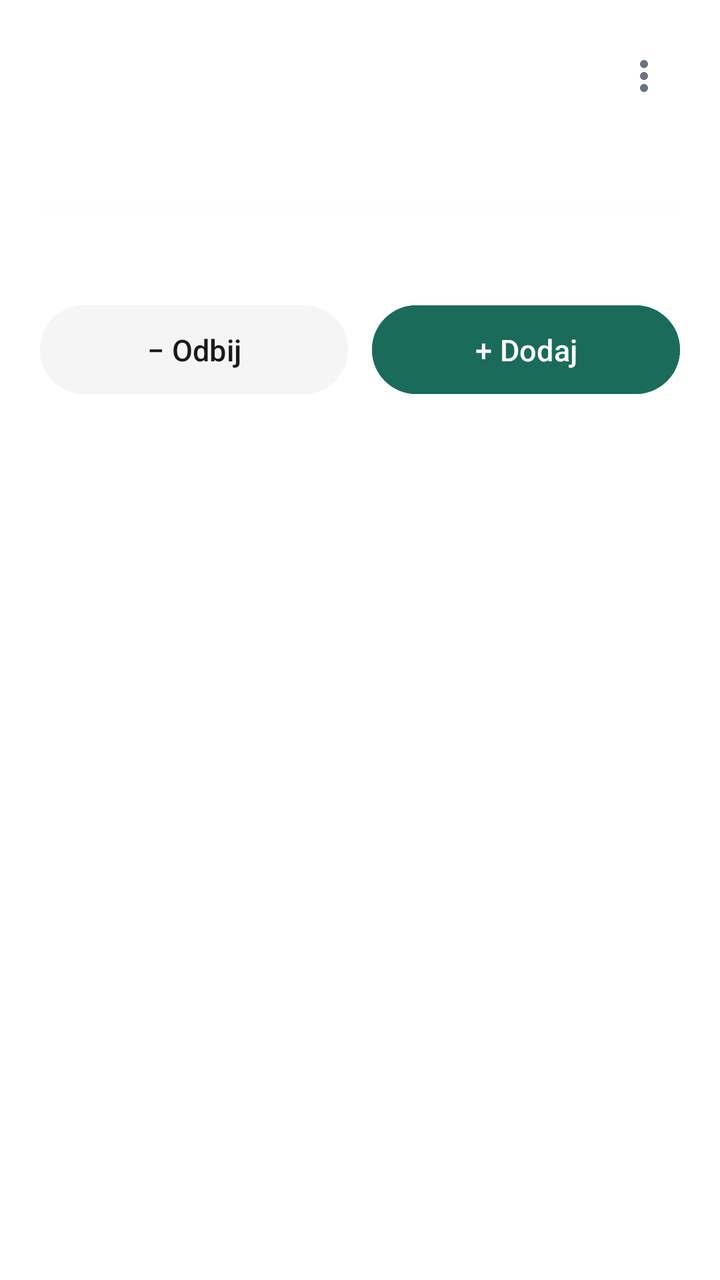
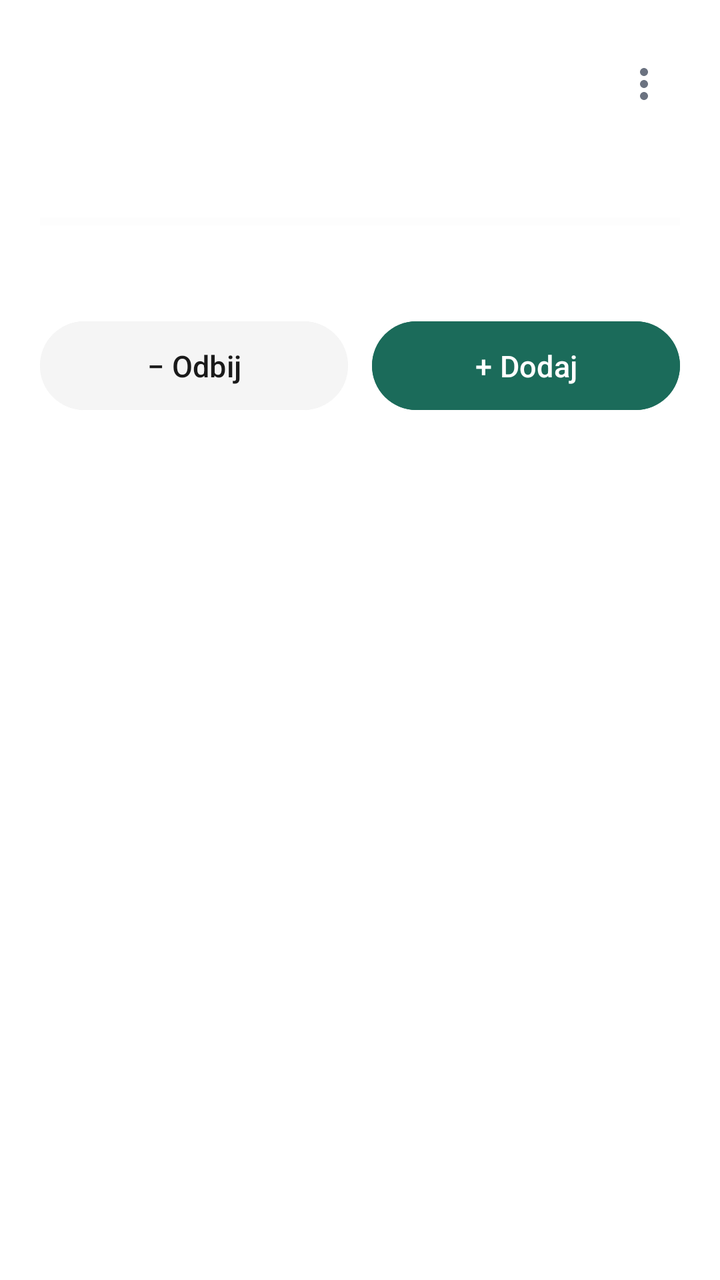

Compare the two renders of this Android layout. The source of the first and the diff that turns it into the second are given below.
<!-- AndroidManifest.xml: application theme Theme.FinFlow -->
<!-- res/layout/item_cilj.xml -->
<?xml version="1.0" encoding="utf-8"?>
<LinearLayout xmlns:android="http://schemas.android.com/apk/res/android"
    android:layout_width="match_parent"
    android:layout_height="wrap_content"
    android:orientation="vertical"
    android:background="@color/bela"
    android:padding="20dp"
    android:layout_marginBottom="12dp">

    <LinearLayout
        android:layout_width="match_parent"
        android:layout_height="wrap_content"
        android:orientation="horizontal"
        android:gravity="center_vertical">

        <TextView
            android:id="@+id/tv_cilj_naslov"
            android:layout_width="0dp"
            android:layout_height="wrap_content"
            android:layout_weight="1"
            android:textColor="@color/besediloTemno"
            android:textSize="18sp"
            android:textStyle="bold" />

        <ImageButton
            android:id="@+id/btn_more"
            android:layout_width="36dp"
            android:layout_height="36dp"
            android:background="?attr/selectableItemBackgroundBorderless"
            android:src="@drawable/ic_more_vert"
            android:contentDescription="Možnosti" />

    </LinearLayout>

    <LinearLayout
        android:layout_width="match_parent"
        android:layout_height="wrap_content"
        android:orientation="horizontal"
        android:layout_marginTop="8dp">

        <TextView
            android:id="@+id/tv_cilj_znesek"
            android:layout_width="0dp"
            android:layout_height="wrap_content"
            android:layout_weight="1"
            android:textColor="@color/besediloSivo"
            android:textSize="16sp" />

        <TextView
            android:id="@+id/tv_cilj_odstotek"
            android:layout_width="wrap_content"
            android:layout_height="wrap_content"
            android:textColor="@color/zelena"
            android:textSize="16sp"
            android:textStyle="bold" />

    </LinearLayout>

    <ProgressBar
        android:id="@+id/pb_cilj"
        style="?android:attr/progressBarStyleHorizontal"
        android:layout_width="match_parent"
        android:layout_height="14dp"
        android:layout_marginTop="10dp"
        android:progress="0"
        android:max="100"
        android:progressTint="@color/zelena"
        android:progressBackgroundTint="@color/sivaKartica" />

    <TextView
        android:id="@+id/tv_cilj_preostalo"
        android:layout_width="wrap_content"
        android:layout_height="wrap_content"
        android:textColor="@color/besediloSivo"
        android:textSize="14sp"
        android:layout_marginTop="6dp" />

    <LinearLayout
        android:layout_width="match_parent"
        android:layout_height="wrap_content"
        android:orientation="horizontal"
        android:layout_marginTop="14dp">

        <Button
            android:id="@+id/btn_cilj_odbij"
            android:layout_width="0dp"
            android:layout_height="wrap_content"
            android:layout_weight="1"
            android:text="− Odbij"
            android:textSize="15sp"
            android:padding="12dp"
            android:backgroundTint="@color/sivaKartica"
            android:textColor="@color/besediloTemno"
            android:layout_marginEnd="6dp" />

        <Button
            android:id="@+id/btn_cilj_dodaj"
            android:layout_width="0dp"
            android:layout_height="wrap_content"
            android:layout_weight="1"
            android:text="+ Dodaj"
            android:textSize="15sp"
            android:padding="12dp"
            android:backgroundTint="@color/zelena"
            android:textColor="@color/bela"
            android:layout_marginStart="6dp" />

    </LinearLayout>

</LinearLayout>
<!-- resources referenced by this layout -->
<resources>
  <color name="bela">#FFFFFF</color>
  <color name="besediloSivo">#6B7280</color>
  <color name="besediloTemno">#1A1A1A</color>
  <color name="sivaKartica">#F5F5F5</color>
  <color name="zelena">#1B6B5A</color>
  <!-- drawable ic_more_vert (drawable) -->
  <?xml version="1.0" encoding="utf-8"?>
  <vector xmlns:android="http://schemas.android.com/apk/res/android"
      android:width="24dp"
      android:height="24dp"
      android:viewportWidth="24"
      android:viewportHeight="24">
      <path
          android:fillColor="@color/besediloSivo"
          android:pathData="M12,8c1.1,0 2,-0.9 2,-2s-0.9,-2 -2,-2 -2,0.9 -2,2 0.9,2 2,2zM12,10c-1.1,0 -2,0.9 -2,2s0.9,2 2,2 2,-0.9 2,-2 -0.9,-2 -2,-2zM12,16c-1.1,0 -2,0.9 -2,2s0.9,2 2,2 2,-0.9 2,-2 -0.9,-2 -2,-2z"/>
  </vector>
  <style name="Theme.FinFlow" parent="Base.Theme.FinFlow" />
  <style name="Base.Theme.FinFlow" parent="Theme.Material3.DayNight.NoActionBar">
          
          
      </style>
</resources>

<!-- the commit's change to res/layout/item_cilj.xml (unified diff, before → after) -->
@@ -13,14 +13,29 @@
         android:orientation="horizontal"
         android:gravity="center_vertical">
 
-        <TextView
-            android:id="@+id/tv_cilj_naslov"
+        <LinearLayout
             android:layout_width="0dp"
             android:layout_height="wrap_content"
             android:layout_weight="1"
-            android:textColor="@color/besediloTemno"
-            android:textSize="18sp"
-            android:textStyle="bold" />
+            android:orientation="vertical">
+
+            <TextView
+                android:id="@+id/tv_cilj_naslov"
+                android:layout_width="wrap_content"
+                android:layout_height="wrap_content"
+                android:textColor="@color/besediloTemno"
+                android:textSize="18sp"
+                android:textStyle="bold" />
+
+            <TextView
+                android:id="@+id/tv_cilj_kategorija"
+                android:layout_width="wrap_content"
+                android:layout_height="wrap_content"
+                android:textColor="@color/besediloSivo"
+                android:textSize="13sp"
+                android:layout_marginTop="2dp" />
+
+        </LinearLayout>
 
         <ImageButton
             android:id="@+id/btn_more"
@@ -28,7 +43,7 @@
             android:layout_height="36dp"
             android:background="?attr/selectableItemBackgroundBorderless"
             android:src="@drawable/ic_more_vert"
-            android:contentDescription="Možnosti" />
+            android:contentDescription="@string/moznosti" />
 
     </LinearLayout>
 
@@ -86,7 +101,7 @@
             android:layout_width="0dp"
             android:layout_height="wrap_content"
             android:layout_weight="1"
-            android:text="− Odbij"
+            android:text="@string/cilj_gumb_odbij_item"
             android:textSize="15sp"
             android:padding="12dp"
             android:backgroundTint="@color/sivaKartica"
@@ -98,7 +113,7 @@
             android:layout_width="0dp"
             android:layout_height="wrap_content"
             android:layout_weight="1"
-            android:text="+ Dodaj"
+            android:text="@string/cilj_gumb_dodaj_item"
             android:textSize="15sp"
             android:padding="12dp"
             android:backgroundTint="@color/zelena"
<!-- resource entries referenced after the edit -->
@@ -16,6 +16,9 @@
           android:fillColor="@color/besediloSivo"
           android:pathData="M12,8c1.1,0 2,-0.9 2,-2s-0.9,-2 -2,-2 -2,0.9 -2,2 0.9,2 2,2zM12,10c-1.1,0 -2,0.9 -2,2s0.9,2 2,2 2,-0.9 2,-2 -0.9,-2 -2,-2zM12,16c-1.1,0 -2,0.9 -2,2s0.9,2 2,2 2,-0.9 2,-2 -0.9,-2 -2,-2z"/>
   </vector>
+  <string name="cilj_gumb_dodaj_item">+ Dodaj</string>
+  <string name="cilj_gumb_odbij_item">− Odbij</string>
+  <string name="moznosti">Možnosti</string>
   <style name="Theme.FinFlow" parent="Base.Theme.FinFlow" />
   <style name="Base.Theme.FinFlow" parent="Theme.Material3.DayNight.NoActionBar">
           
